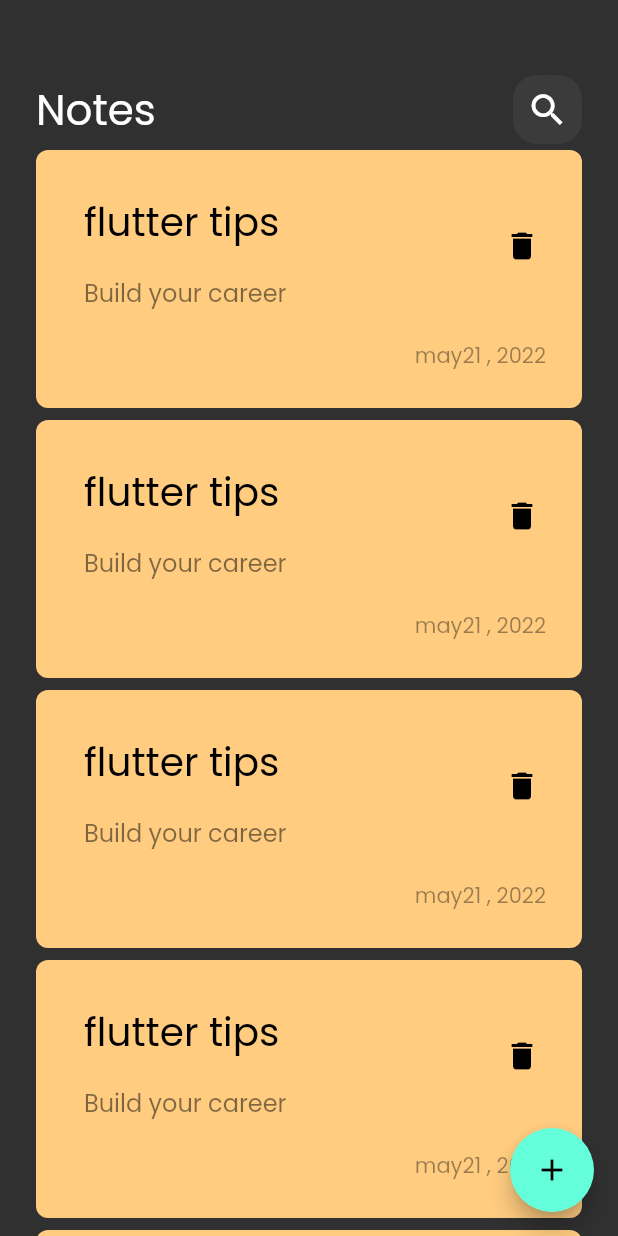
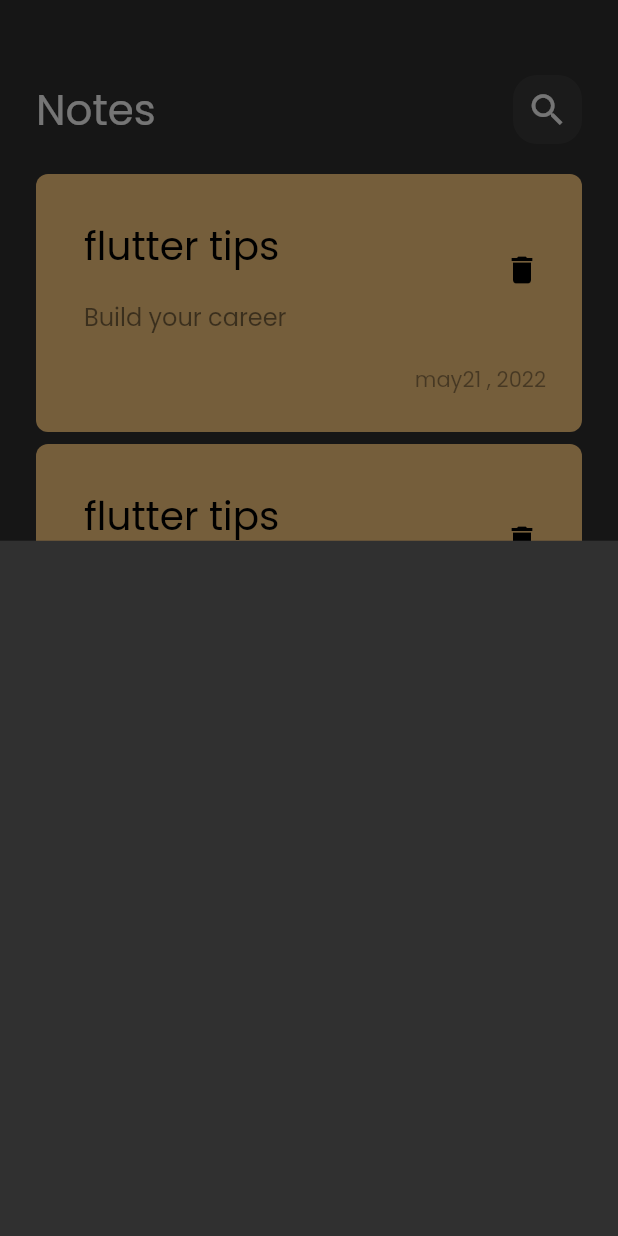
Before and after one commit to Ali1910/notesapp, a Flutter app: the screen it shows after launch, after a tap on the "add" icon, on a phone screen of 412 x 824 dp. Run offline on Flutter 3.47's test engine with Material 2 defaults, Android fonts, the phone set to English and light mode, and no system bars.

```diff
--- a/lib/views/Notes_view.dart
+++ b/lib/views/Notes_view.dart
@@ -2,6 +2,7 @@ import 'package:flutter/material.dart';
 import 'package:flutter/src/widgets/container.dart';
 import 'package:flutter/src/widgets/framework.dart';
 import 'package:notesapp/views/widgets/NotesViewBody.dart';
+import 'package:notesapp/views/widgets/addnotebottomsheet.dart';
 
 class NotesView extends StatelessWidget {
   const NotesView({super.key});
@@ -11,7 +12,13 @@ class NotesView extends StatelessWidget {
     return Scaffold(
       body: const NotesViewBody(),
       floatingActionButton: FloatingActionButton(
-        onPressed: () {},
+        onPressed: () {
+          showModalBottomSheet(
+              context: context,
+              builder: (context) {
+                return const bottomsheet();
+              });
+        },
         child: const Icon(Icons.add),
       ),
     );
--- /dev/null
+++ b/lib/views/widgets/addnotebottomsheet.dart
@@ -0,0 +1,11 @@
+import 'package:flutter/src/widgets/container.dart';
+import 'package:flutter/src/widgets/framework.dart';
+
+class bottomsheet extends StatelessWidget {
+  const bottomsheet({super.key});
+
+  @override
+  Widget build(BuildContext context) {
+    return Container();
+  }
+}
--- a/lib/views/widgets/listveiwitems.dart
+++ b/lib/views/widgets/listveiwitems.dart
@@ -1,6 +1,5 @@
 import 'package:flutter/cupertino.dart';
-import 'package:flutter/src/widgets/container.dart';
-import 'package:flutter/src/widgets/framework.dart';
+
 import 'package:notesapp/views/widgets/noteitem.dart';
 
 class Noteslistview extends StatelessWidget {
@@ -8,13 +7,17 @@ class Noteslistview extends StatelessWidget {
 
   @override
   Widget build(BuildContext context) {
-    return ListView.builder(
+    return Padding(
+      padding: const EdgeInsets.symmetric(vertical: 16.0),
+      child: ListView.builder(
+        padding: EdgeInsets.zero,
         itemBuilder: ((context, index) {
           return const Padding(
             padding: EdgeInsets.symmetric(vertical: 4.0),
             child: Noteitem(),
           );
         }),
+      ),
     );
   }
 }
```
Lines whose indentation alone changed are shown as unchanged.
